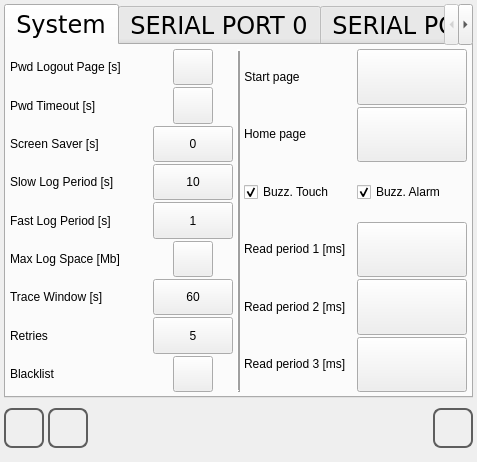
Qt form qt_library/ATCMsystem/system_ini.ui (MECTsrl/mect_plugins) before a commit.
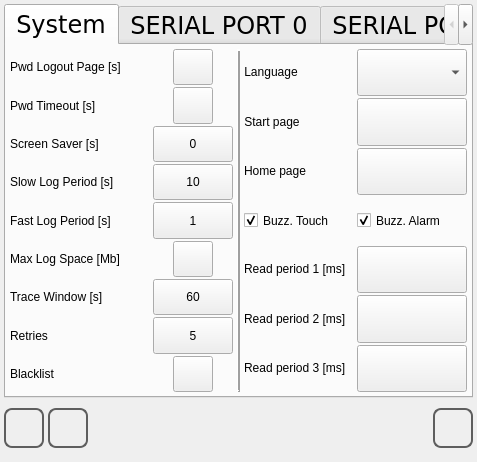
The same form after that commit. Icons and pictures are not drawn.

Commit message: Fix several bugs: - enable and fix multi-language management - add bi-dimensional recipe - fix store filter - force the logo update - add the cmg into the templates - enable warnig

Diff of the .ui file:
```diff
--- a/qt_library/ATCMsystem/system_ini.ui
+++ b/qt_library/ATCMsystem/system_ini.ui
@@ -603,62 +603,7 @@
          <property name="spacing">
           <number>2</number>
          </property>
-         <item row="1" column="1">
-          <widget class="QPushButton" name="pushButton_HomePage">
-           <property name="sizePolicy">
-            <sizepolicy hsizetype="MinimumExpanding" vsizetype="MinimumExpanding">
-             <horstretch>0</horstretch>
-             <verstretch>0</verstretch>
-            </sizepolicy>
-           </property>
-           <property name="focusPolicy">
-            <enum>Qt::NoFocus</enum>
-           </property>
-           <property name="text">
-            <string/>
-           </property>
-          </widget>
-         </item>
-         <item row="4" column="0">
-          <widget class="QLabel" name="label_ReadPeriod1">
-           <property name="sizePolicy">
-            <sizepolicy hsizetype="Fixed" vsizetype="Fixed">
-             <horstretch>0</horstretch>
-             <verstretch>0</verstretch>
-            </sizepolicy>
-           </property>
-           <property name="text">
-            <string>Read period 1 [ms]</string>
-           </property>
-          </widget>
-         </item>
-         <item row="5" column="1">
-          <widget class="QPushButton" name="pushButton_ReadPeriod2">
-           <property name="sizePolicy">
-            <sizepolicy hsizetype="MinimumExpanding" vsizetype="MinimumExpanding">
-             <horstretch>0</horstretch>
-             <verstretch>0</verstretch>
-            </sizepolicy>
-           </property>
-           <property name="focusPolicy">
-            <enum>Qt::NoFocus</enum>
-           </property>
-          </widget>
-         </item>
-         <item row="4" column="1">
-          <widget class="QPushButton" name="pushButton_ReadPeriod1">
-           <property name="sizePolicy">
-            <sizepolicy hsizetype="MinimumExpanding" vsizetype="MinimumExpanding">
-             <horstretch>0</horstretch>
-             <verstretch>0</verstretch>
-            </sizepolicy>
-           </property>
-           <property name="focusPolicy">
-            <enum>Qt::NoFocus</enum>
-           </property>
-          </widget>
-         </item>
-         <item row="6" column="0">
+         <item row="7" column="0">
           <widget class="QLabel" name="label_ReadPeriod3">
            <property name="sizePolicy">
             <sizepolicy hsizetype="Fixed" vsizetype="Fixed">
@@ -671,7 +616,7 @@
            </property>
           </widget>
          </item>
-         <item row="1" column="0">
+         <item row="2" column="0">
           <widget class="QLabel" name="label_HomePage">
            <property name="sizePolicy">
             <sizepolicy hsizetype="Fixed" vsizetype="Fixed">
@@ -687,7 +632,97 @@
            </property>
           </widget>
          </item>
-         <item row="0" column="0">
+         <item row="3" column="0">
+          <widget class="QCheckBox" name="checkBox_BuzzerTouch">
+           <property name="sizePolicy">
+            <sizepolicy hsizetype="MinimumExpanding" vsizetype="MinimumExpanding">
+             <horstretch>0</horstretch>
+             <verstretch>0</verstretch>
+            </sizepolicy>
+           </property>
+           <property name="focusPolicy">
+            <enum>Qt::NoFocus</enum>
+           </property>
+           <property name="text">
+            <string>Buzz. Touch</string>
+           </property>
+           <property name="checked">
+            <bool>true</bool>
+           </property>
+          </widget>
+         </item>
+         <item row="3" column="1">
+          <widget class="QCheckBox" name="checkBox_BuzzerAlarm">
+           <property name="sizePolicy">
+            <sizepolicy hsizetype="MinimumExpanding" vsizetype="MinimumExpanding">
+             <horstretch>0</horstretch>
+             <verstretch>0</verstretch>
+            </sizepolicy>
+           </property>
+           <property name="focusPolicy">
+            <enum>Qt::NoFocus</enum>
+           </property>
+           <property name="text">
+            <string>Buzz. Alarm</string>
+           </property>
+           <property name="checked">
+            <bool>true</bool>
+           </property>
+          </widget>
+         </item>
+         <item row="5" column="1">
+          <widget class="QPushButton" name="pushButton_ReadPeriod1">
+           <property name="sizePolicy">
+            <sizepolicy hsizetype="MinimumExpanding" vsizetype="MinimumExpanding">
+             <horstretch>0</horstretch>
+             <verstretch>0</verstretch>
+            </sizepolicy>
+           </property>
+           <property name="focusPolicy">
+            <enum>Qt::NoFocus</enum>
+           </property>
+          </widget>
+         </item>
+         <item row="5" column="0">
+          <widget class="QLabel" name="label_ReadPeriod1">
+           <property name="sizePolicy">
+            <sizepolicy hsizetype="Fixed" vsizetype="Fixed">
+             <horstretch>0</horstretch>
+             <verstretch>0</verstretch>
+            </sizepolicy>
+           </property>
+           <property name="text">
+            <string>Read period 1 [ms]</string>
+           </property>
+          </widget>
+         </item>
+         <item row="7" column="1">
+          <widget class="QPushButton" name="pushButton_ReadPeriod3">
+           <property name="sizePolicy">
+            <sizepolicy hsizetype="MinimumExpanding" vsizetype="MinimumExpanding">
+             <horstretch>0</horstretch>
+             <verstretch>0</verstretch>
+            </sizepolicy>
+           </property>
+           <property name="focusPolicy">
+            <enum>Qt::NoFocus</enum>
+           </property>
+          </widget>
+         </item>
+         <item row="6" column="1">
+          <widget class="QPushButton" name="pushButton_ReadPeriod2">
+           <property name="sizePolicy">
+            <sizepolicy hsizetype="MinimumExpanding" vsizetype="MinimumExpanding">
+             <horstretch>0</horstretch>
+             <verstretch>0</verstretch>
+            </sizepolicy>
+           </property>
+           <property name="focusPolicy">
+            <enum>Qt::NoFocus</enum>
+           </property>
+          </widget>
+         </item>
+         <item row="1" column="0">
           <widget class="QLabel" name="label_StartPage">
            <property name="sizePolicy">
             <sizepolicy hsizetype="Fixed" vsizetype="Fixed">
@@ -703,8 +738,8 @@
            </property>
           </widget>
          </item>
-         <item row="6" column="1">
-          <widget class="QPushButton" name="pushButton_ReadPeriod3">
+         <item row="1" column="1">
+          <widget class="QPushButton" name="pushButton_StartPage">
            <property name="sizePolicy">
             <sizepolicy hsizetype="MinimumExpanding" vsizetype="MinimumExpanding">
              <horstretch>0</horstretch>
@@ -714,9 +749,28 @@
            <property name="focusPolicy">
             <enum>Qt::NoFocus</enum>
            </property>
+           <property name="text">
+            <string/>
+           </property>
           </widget>
          </item>
-         <item row="5" column="0">
+         <item row="2" column="1">
+          <widget class="QPushButton" name="pushButton_HomePage">
+           <property name="sizePolicy">
+            <sizepolicy hsizetype="MinimumExpanding" vsizetype="MinimumExpanding">
+             <horstretch>0</horstretch>
+             <verstretch>0</verstretch>
+            </sizepolicy>
+           </property>
+           <property name="focusPolicy">
+            <enum>Qt::NoFocus</enum>
+           </property>
+           <property name="text">
+            <string/>
+           </property>
+          </widget>
+         </item>
+         <item row="6" column="0">
           <widget class="QLabel" name="label_ReadPeriod2">
            <property name="sizePolicy">
             <sizepolicy hsizetype="Fixed" vsizetype="Fixed">
@@ -729,57 +783,29 @@
            </property>
           </widget>
          </item>
+         <item row="0" column="0">
+          <widget class="QLabel" name="label_Language">
+           <property name="sizePolicy">
+            <sizepolicy hsizetype="Fixed" vsizetype="Fixed">
+             <horstretch>0</horstretch>
+             <verstretch>0</verstretch>
+            </sizepolicy>
+           </property>
+           <property name="text">
+            <string>Language</string>
+           </property>
+           <property name="alignment">
+            <set>Qt::AlignCenter</set>
+           </property>
+          </widget>
+         </item>
          <item row="0" column="1">
-          <widget class="QPushButton" name="pushButton_StartPage">
+          <widget class="QComboBox" name="comboBoxLanguage">
            <property name="sizePolicy">
             <sizepolicy hsizetype="MinimumExpanding" vsizetype="MinimumExpanding">
              <horstretch>0</horstretch>
              <verstretch>0</verstretch>
             </sizepolicy>
-           </property>
-           <property name="focusPolicy">
-            <enum>Qt::NoFocus</enum>
-           </property>
-           <property name="text">
-            <string/>
-           </property>
-          </widget>
-         </item>
-         <item row="2" column="0">
-          <widget class="QCheckBox" name="checkBox_BuzzerTouch">
-           <property name="sizePolicy">
-            <sizepolicy hsizetype="MinimumExpanding" vsizetype="MinimumExpanding">
-             <horstretch>0</horstretch>
-             <verstretch>0</verstretch>
-            </sizepolicy>
-           </property>
-           <property name="focusPolicy">
-            <enum>Qt::NoFocus</enum>
-           </property>
-           <property name="text">
-            <string>Buzz. Touch</string>
-           </property>
-           <property name="checked">
-            <bool>true</bool>
-           </property>
-          </widget>
-         </item>
-         <item row="2" column="1">
-          <widget class="QCheckBox" name="checkBox_BuzzerAlarm">
-           <property name="sizePolicy">
-            <sizepolicy hsizetype="MinimumExpanding" vsizetype="MinimumExpanding">
-             <horstretch>0</horstretch>
-             <verstretch>0</verstretch>
-            </sizepolicy>
-           </property>
-           <property name="focusPolicy">
-            <enum>Qt::NoFocus</enum>
-           </property>
-           <property name="text">
-            <string>Buzz. Alarm</string>
-           </property>
-           <property name="checked">
-            <bool>true</bool>
            </property>
           </widget>
          </item>
```
The commit also changes 35 other files.
